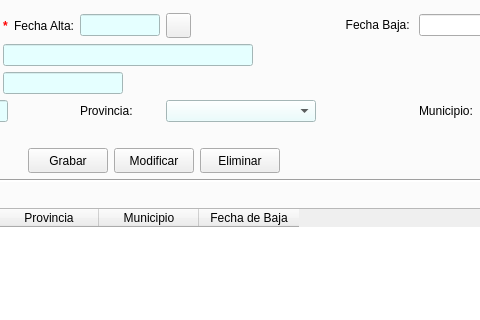
This is templates/venPrincipal.ui in Semperz/ProyectoDI as Qt 5 draws it before an edit; both pictures show x 442 to 922 and y 99 to 419 of the 1192 by 768 pixel window. The edited form follows.
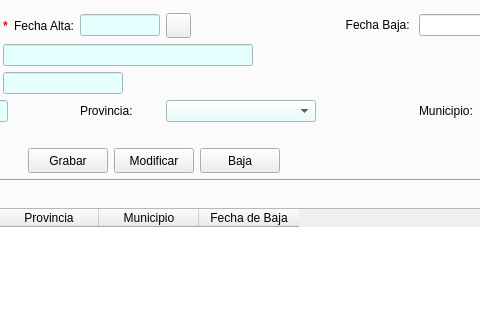
This is the edited form. Icons and pictures are not drawn.

```diff
--- a/templates/venPrincipal.ui
+++ b/templates/venPrincipal.ui
@@ -682,7 +682,7 @@
                </size>
               </property>
               <property name="text">
-               <string>Eliminar</string>
+               <string>Baja</string>
               </property>
              </widget>
             </item>
```
